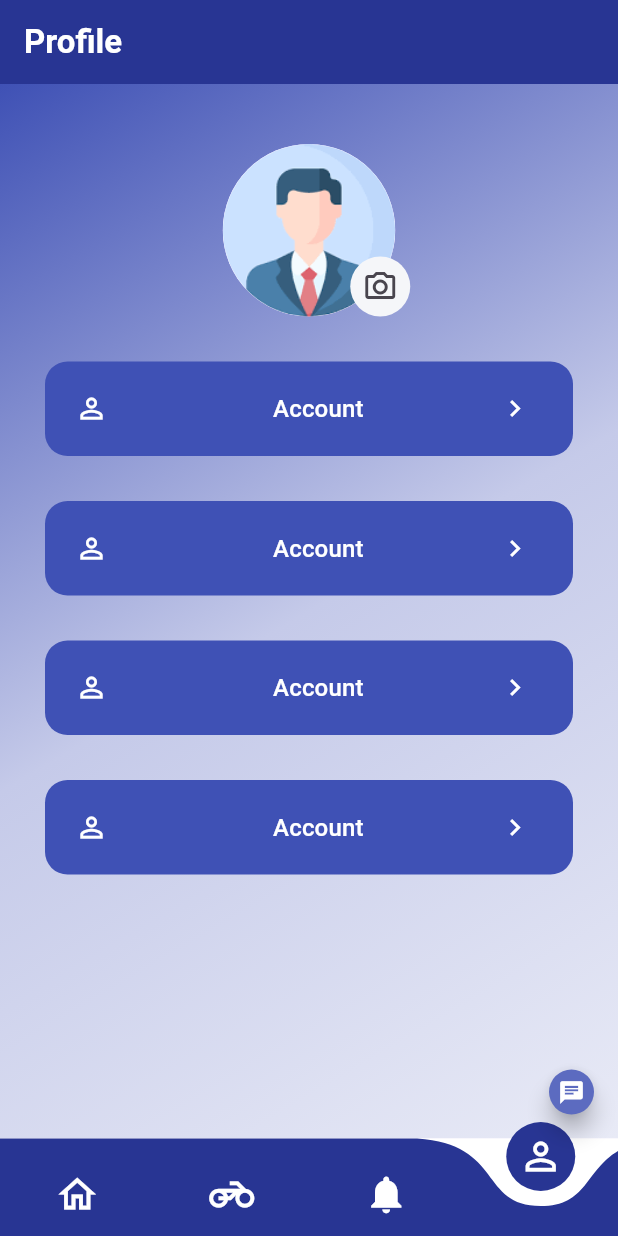
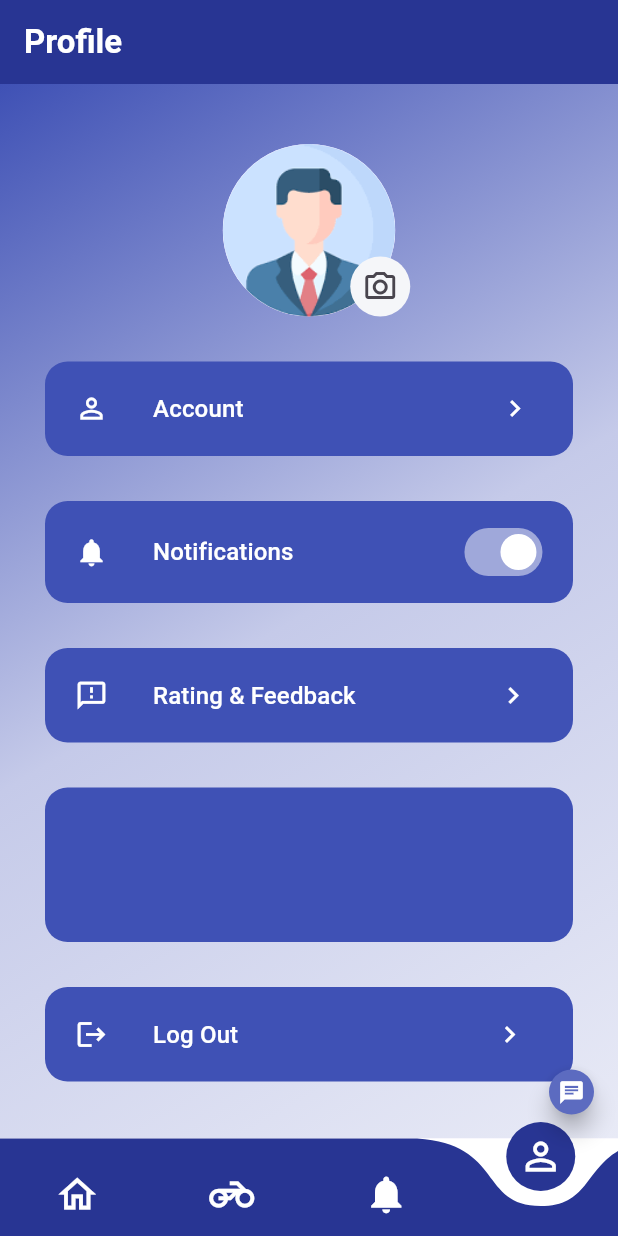
Before and after one commit to CO3302Group3/User_and_Agent_App_Flutter, a Flutter app: the screen it shows after launch, item 4 of the bottom bar chosen, on a phone screen of 412 x 824 dp. Run offline on Flutter 3.47's test engine with Material 3 defaults, Android fonts, the phone set to English and light mode, and no system bars; drawn by our look-alikes of curved_navigation_bar; our stand-ins replace animated_text_kit, google_maps_flutter, lottie.

Commit message:
NEUR-317: Updated the profile screen part

```diff
--- a/lib/users/profile.dart
+++ b/lib/users/profile.dart
@@ -8,6 +8,10 @@ class Profile extends StatefulWidget {
 }
 
 class _ProfileState extends State<Profile> {
+  bool isNotificationOn = true;
+  int rating =0;
+  final TextEditingController feedbackController = TextEditingController();
+
   @override
   Widget build(BuildContext context) {
     return Scaffold(
@@ -88,14 +92,59 @@ class _ProfileState extends State<Profile> {
                      SizedBox(width: 20,),
                     Icon(Icons.person_outline,
                         size: 22, color: Colors.white),
-                    SizedBox(width: 110),
+                    SizedBox(width: 30),
                     Text(
                       "Account",
                       style: TextStyle(color: Colors.white,fontSize: 16),
                     ),
-                    SizedBox(width: 90,),
+                    SizedBox(width: 170,),
 
                     Icon(Icons.chevron_right, size: 22, color: Colors.white,)
+                  ],
+                ),
+              ),
+            ),
+
+            SizedBox(height: 10,),
+            Padding(
+              padding:
+              const EdgeInsets.symmetric(horizontal: 30, vertical: 10),
+              child: TextButton(
+                style: TextButton.styleFrom(
+
+                  padding: const EdgeInsets.symmetric( vertical: 10),
+                  backgroundColor: const Color(0xFF3F51B5),
+                  shape: RoundedRectangleBorder(
+                      borderRadius: BorderRadius.circular(15)),
+                ),
+                onPressed: () {
+                  setState(() {
+                    isNotificationOn = !isNotificationOn;
+                  });
+                },
+                child: Row(
+                  mainAxisAlignment: MainAxisAlignment.start,
+                  children: [
+                    SizedBox(width: 20,),
+                    Icon(Icons.notifications,
+                        size: 22, color: Colors.white),
+                    SizedBox(width: 30),
+                    Text(
+                      "Notifications",
+                      style: TextStyle(color: Colors.white,fontSize: 16),
+                    ),
+                    SizedBox(width: 110,), // Pushes the switch to the far right
+                    Switch(
+                      value: isNotificationOn,
+                      onChanged: (bool value) {
+                        setState(() {
+                          isNotificationOn = value;
+                        });
+                      },
+                      activeColor: Colors.white,
+                      inactiveThumbColor: Colors.grey[300],
+                      inactiveTrackColor: Colors.grey[500],
+                    ),
                   ],
                 ),
               ),
@@ -119,16 +168,48 @@ class _ProfileState extends State<Profile> {
                   mainAxisAlignment: MainAxisAlignment.start,
                   children: [
                     SizedBox(width: 20,),
-                    Icon(Icons.person_outline,
+                    Icon(Icons.feedback_outlined,
                         size: 22, color: Colors.white),
-                    SizedBox(width: 110),
+                    SizedBox(width: 30),
                     Text(
-                      "Account",
+                      "Rating & Feedback ",
                       style: TextStyle(color: Colors.white,fontSize: 16),
                     ),
                     SizedBox(width: 90,),
 
                     Icon(Icons.chevron_right, size: 22, color: Colors.white,)
+                  ],
+                ),
+              ),
+            ),
+            SizedBox(height: 10,),
+            Padding(
+              padding:
+              const EdgeInsets.symmetric(horizontal: 30, vertical: 10),
+              child: TextButton(
+                style: TextButton.styleFrom(
+
+                  padding: const EdgeInsets.symmetric( vertical: 40),
+                  backgroundColor: const Color(0xFF3F51B5),
+                  shape: RoundedRectangleBorder(
+                      borderRadius: BorderRadius.circular(15)),
+                ),
+                onPressed: () {
+                  // Your onPressed logic
+                },
+                child: const Row(
+                  mainAxisAlignment: MainAxisAlignment.start,
+                  children: [
+                    SizedBox(width: 20,),
+
+                    SizedBox(width: 110),
+                    Text(
+                      "",
+                      style: TextStyle(color: Colors.white,fontSize: 16),
+                    ),
+                    SizedBox(width: 90,),
+
+
                   ],
                 ),
               ),
@@ -152,47 +233,14 @@ class _ProfileState extends State<Profile> {
                   mainAxisAlignment: MainAxisAlignment.start,
                   children: [
                     SizedBox(width: 20,),
-                    Icon(Icons.person_outline,
+                    Icon(Icons.logout,
                         size: 22, color: Colors.white),
-                    SizedBox(width: 110),
+                    SizedBox(width: 30),
                     Text(
-                      "Account",
+                      "Log Out",
                       style: TextStyle(color: Colors.white,fontSize: 16),
                     ),
-                    SizedBox(width: 90,),
-
-                    Icon(Icons.chevron_right, size: 22, color: Colors.white,)
-                  ],
-                ),
-              ),
-            ),
-            SizedBox(height: 10,),
-            Padding(
-              padding:
-              const EdgeInsets.symmetric(horizontal: 30, vertical: 10),
-              child: TextButton(
-                style: TextButton.styleFrom(
-
-                  padding: const EdgeInsets.symmetric( vertical: 20),
-                  backgroundColor: const Color(0xFF3F51B5),
-                  shape: RoundedRectangleBorder(
-                      borderRadius: BorderRadius.circular(15)),
-                ),
-                onPressed: () {
-                  // Your onPressed logic
-                },
-                child: const Row(
-                  mainAxisAlignment: MainAxisAlignment.start,
-                  children: [
-                    SizedBox(width: 20,),
-                    Icon(Icons.person_outline,
-                        size: 22, color: Colors.white),
-                    SizedBox(width: 110),
-                    Text(
-                      "Account",
-                      style: TextStyle(color: Colors.white,fontSize: 16),
-                    ),
-                    SizedBox(width: 90,),
+                    SizedBox(width: 170,),
 
                     Icon(Icons.chevron_right, size: 22, color: Colors.white,)
                   ],
```
